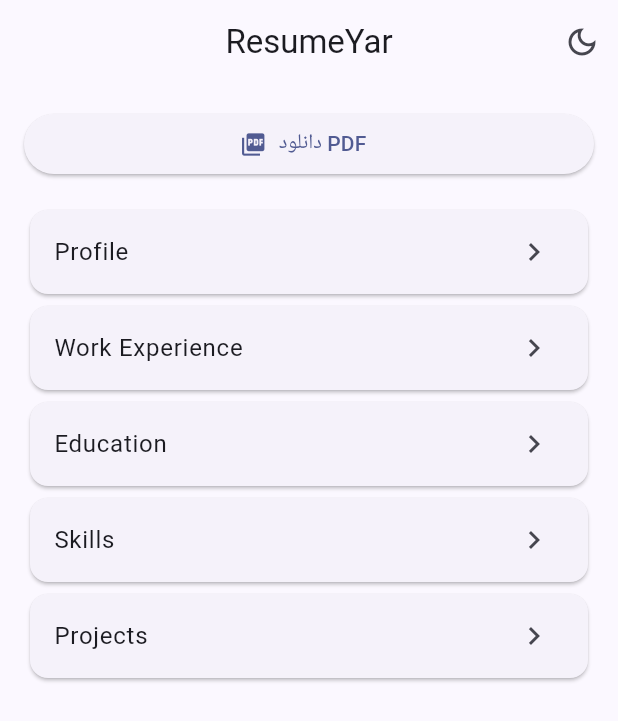
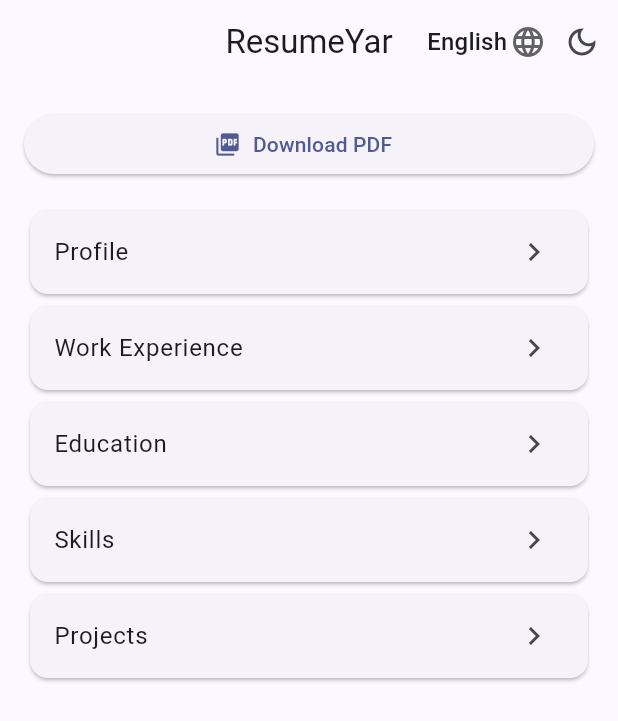
Before and after one commit to Bugimz/resumeyar, a Flutter app: the screen it shows after launch, on a phone screen of 412 x 824 dp. Shown: the top 721 px of the screen. Run offline on Flutter 3.47's test engine with Material 3 defaults, Android fonts, the phone set to English and light mode, and no system bars; our stand-ins replace get, printing, shared_preferences, sqflite; accounts and stored records are empty.

Commit message:
Add localization support and language selector

```diff
--- /dev/null
+++ b/lib/app/lang/en_US.dart
@@ -0,0 +1,16 @@
+const Map<String, String> enUS = {
+  'app_title': 'ResumeYar',
+  'download_pdf': 'Download PDF',
+  'profile': 'Profile',
+  'work_experience': 'Work Experience',
+  'education': 'Education',
+  'skills': 'Skills',
+  'projects': 'Projects',
+  'success': 'Success',
+  'resume_pdf_generated': 'Resume PDF generated',
+  'error': 'Error',
+  'failed_generate_pdf': 'Failed to generate PDF: @error',
+  'language': 'Language',
+  'english': 'English',
+  'persian': 'Persian',
+};
--- /dev/null
+++ b/lib/app/lang/fa_IR.dart
@@ -0,0 +1,16 @@
+const Map<String, String> faIR = {
+  'app_title': 'رزومه یار',
+  'download_pdf': 'دانلود PDF',
+  'profile': 'پروفایل',
+  'work_experience': 'سوابق کاری',
+  'education': 'تحصیلات',
+  'skills': 'مهارت‌ها',
+  'projects': 'پروژه‌ها',
+  'success': 'موفقیت',
+  'resume_pdf_generated': 'فایل PDF رزومه ایجاد شد',
+  'error': 'خطا',
+  'failed_generate_pdf': 'خطا در ایجاد PDF: @error',
+  'language': 'زبان',
+  'english': 'انگلیسی',
+  'persian': 'فارسی',
+};
--- a/lib/app/modules/home/home_view.dart
+++ b/lib/app/modules/home/home_view.dart
@@ -22,22 +22,57 @@ class HomeView extends StatelessWidget {
   );
 
   final ThemeController _themeController = Get.find<ThemeController>();
+  final Rx<Locale> _locale = Rx<Locale>(Get.locale ?? const Locale('en', 'US'));
+
+  final List<Locale> _supportedLocales = const [
+    Locale('en', 'US'),
+    Locale('fa', 'IR'),
+  ];
 
   Future<void> _downloadPdf() async {
     try {
       await _pdfService.shareResumePdf();
-      Get.snackbar('Success', 'Resume PDF generated');
+      Get.snackbar('success'.tr, 'resume_pdf_generated'.tr);
     } catch (e) {
-      Get.snackbar('Error', 'Failed to generate PDF: $e');
+      Get.snackbar('error'.tr, 'failed_generate_pdf'.trParams({'error': '$e'}));
     }
   }
 
   @override
   Widget build(BuildContext context) {
-    return Scaffold(
+    return Obx(() {
+      final isRtl = _locale.value.languageCode == 'fa';
+
+      return Directionality(
+        textDirection: isRtl ? TextDirection.rtl : TextDirection.ltr,
+        child: Scaffold(
           appBar: AppBar(
-        title: const Text('ResumeYar'),
+            title: Text('app_title'.tr),
             actions: [
+              DropdownButtonHideUnderline(
+                child: DropdownButton<Locale>(
+                  value: _locale.value,
+                  icon: const Icon(Icons.language),
+                  onChanged: (locale) {
+                    if (locale != null) {
+                      _locale.value = locale;
+                      Get.updateLocale(locale);
+                    }
+                  },
+                  items: _supportedLocales
+                      .map(
+                        (locale) => DropdownMenuItem<Locale>(
+                          value: locale,
+                          child: Text(
+                            locale.languageCode == 'fa'
+                                ? 'persian'.tr
+                                : 'english'.tr,
+                          ),
+                        ),
+                      )
+                      .toList(),
+                ),
+              ),
               Obx(
                 () => IconButton(
                   icon: Icon(
@@ -56,17 +91,20 @@ class HomeView extends StatelessWidget {
               ElevatedButton.icon(
                 onPressed: _downloadPdf,
                 icon: const Icon(Icons.picture_as_pdf),
-            label: const Text('دانلود PDF'),
+                label: Text('download_pdf'.tr),
               ),
               const SizedBox(height: 16),
-          const _NavigationTile(title: 'Profile', route: Routes.profile),
-          const _NavigationTile(title: 'Work Experience', route: Routes.work),
-          const _NavigationTile(title: 'Education', route: Routes.education),
-          const _NavigationTile(title: 'Skills', route: Routes.skills),
-          const _NavigationTile(title: 'Projects', route: Routes.projects),
+              const _NavigationTile(title: 'profile', route: Routes.profile),
+              const _NavigationTile(
+                  title: 'work_experience', route: Routes.work),
+              const _NavigationTile(title: 'education', route: Routes.education),
+              const _NavigationTile(title: 'skills', route: Routes.skills),
+              const _NavigationTile(title: 'projects', route: Routes.projects),
             ],
           ),
+        ),
       );
+    });
   }
 }
 
@@ -80,7 +118,7 @@ class _NavigationTile extends StatelessWidget {
   Widget build(BuildContext context) {
     return Card(
       child: ListTile(
-        title: Text(title),
+        title: Text(title.tr),
         trailing: const Icon(Icons.chevron_right),
         onTap: () => Get.toNamed(route),
       ),
--- a/lib/main.dart
+++ b/lib/main.dart
@@ -1,10 +1,20 @@
 import 'package:flutter/material.dart';
 import 'package:get/get.dart';
 
+import 'app/lang/en_US.dart';
+import 'app/lang/fa_IR.dart';
 import 'app/routes/app_pages.dart';
 import 'app/theme/dark_theme.dart';
 import 'app/theme/light_theme.dart';
 import 'app/theme/theme_controller.dart';
+
+class AppTranslations extends Translations {
+  @override
+  Map<String, Map<String, String>> get keys => {
+        'en_US': enUS,
+        'fa_IR': faIR,
+      };
+}
 
 Future<void> main() async {
   WidgetsFlutterBinding.ensureInitialized();
@@ -25,6 +35,9 @@ class MyApp extends StatelessWidget {
     return Obx(
       () => GetMaterialApp(
         title: 'ResumeYar',
+        translations: AppTranslations(),
+        locale: const Locale('en', 'US'),
+        fallbackLocale: const Locale('en', 'US'),
         theme: lightTheme,
         darkTheme: darkTheme,
         themeMode: themeController.themeMode,
```
Lines whose indentation alone changed are shown as unchanged.
